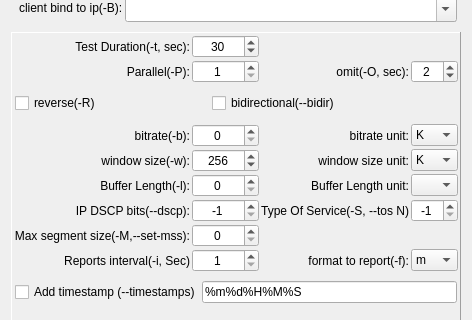
The window that qiperfc/src/dlgiperf.ui (coolshou/qiperf) describes before a commit, drawn with Qt 5; both pictures show x 0 to 472 and y 213 to 533 of the 472 by 662 pixel window.
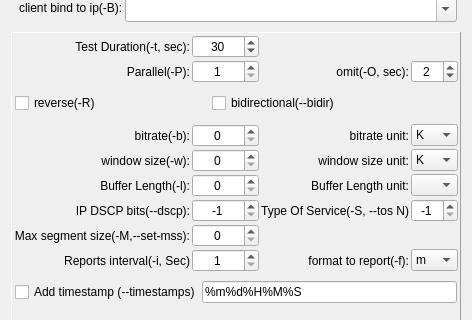
The same window after the commit. Icons and pictures are not drawn.

Commit message: change sb_windowsize default from 256 to 0

```diff
--- a/qiperfc/src/dlgiperf.ui
+++ b/qiperfc/src/dlgiperf.ui
@@ -492,7 +492,7 @@
          <number>999</number>
         </property>
         <property name="value">
-         <number>256</number>
+         <number>0</number>
         </property>
        </widget>
       </item>
```
Left out of the diff: 4 changed lines with no effect on the pictures.
